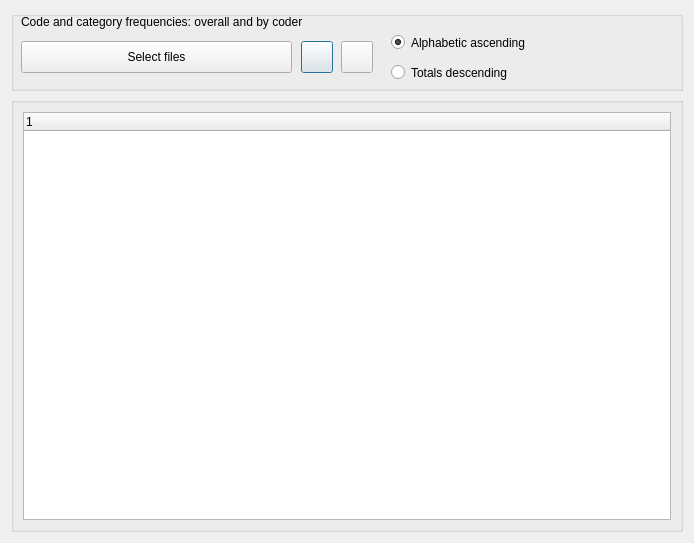
Qt form GUI_UIs/ui_dialog_report_code_frequencies.ui (ccbogel/QualCoder) before a commit.
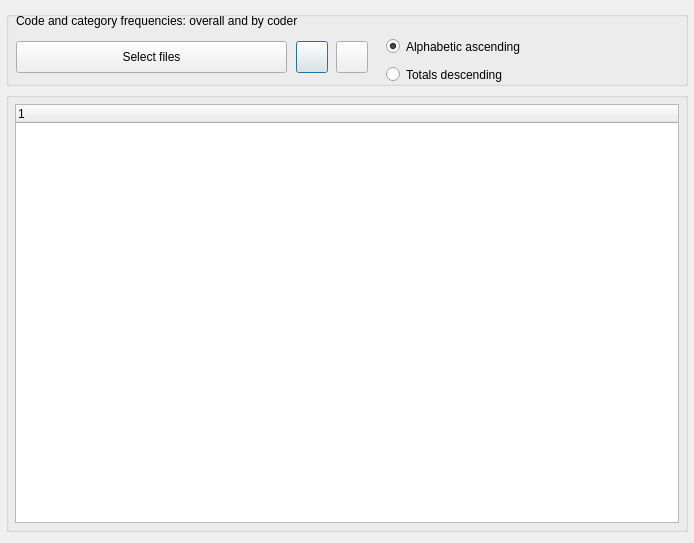
The same form after that commit.

```diff
--- a/GUI_UIs/ui_dialog_report_code_frequencies.ui
+++ b/GUI_UIs/ui_dialog_report_code_frequencies.ui
@@ -17,18 +17,24 @@
    <string>Code frequencies</string>
   </property>
   <layout class="QVBoxLayout" name="verticalLayout">
+   <property name="leftMargin">
+    <number>6</number>
+   </property>
+   <property name="rightMargin">
+    <number>6</number>
+   </property>
    <item>
     <widget class="QGroupBox" name="groupBox">
      <property name="minimumSize">
       <size>
        <width>0</width>
-       <height>80</height>
+       <height>75</height>
       </size>
      </property>
      <property name="maximumSize">
       <size>
        <width>16777215</width>
-       <height>80</height>
+       <height>75</height>
       </size>
      </property>
      <property name="title">
@@ -38,7 +44,7 @@
       <property name="geometry">
        <rect>
         <x>10</x>
-        <y>0</y>
+        <y>-1</y>
         <width>481</width>
         <height>22</height>
        </rect>
@@ -135,7 +141,7 @@
       <property name="geometry">
        <rect>
         <x>380</x>
-        <y>20</y>
+        <y>24</y>
         <width>251</width>
         <height>23</height>
        </rect>
@@ -151,8 +157,8 @@
       <property name="geometry">
        <rect>
         <x>380</x>
-        <y>50</y>
-        <width>241</width>
+        <y>52</y>
+        <width>251</width>
         <height>23</height>
        </rect>
       </property>
@@ -168,6 +174,18 @@
       <string/>
      </property>
      <layout class="QGridLayout" name="gridLayout">
+      <property name="leftMargin">
+       <number>6</number>
+      </property>
+      <property name="topMargin">
+       <number>6</number>
+      </property>
+      <property name="rightMargin">
+       <number>6</number>
+      </property>
+      <property name="bottomMargin">
+       <number>6</number>
+      </property>
       <item row="0" column="0">
        <widget class="QTreeWidget" name="treeWidget">
         <column>
```
